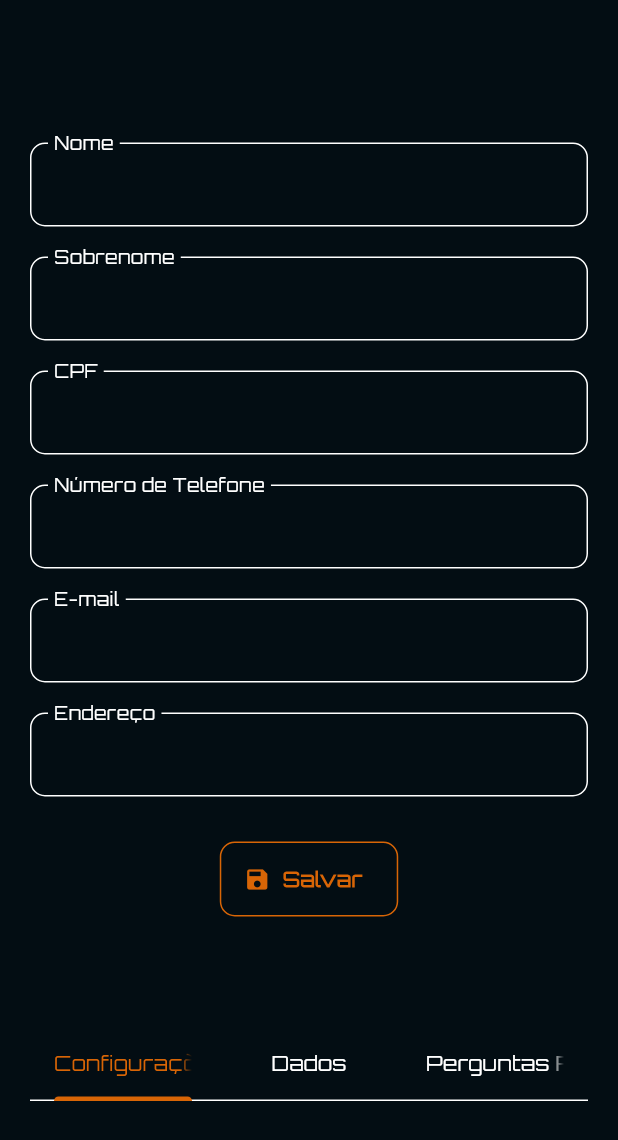
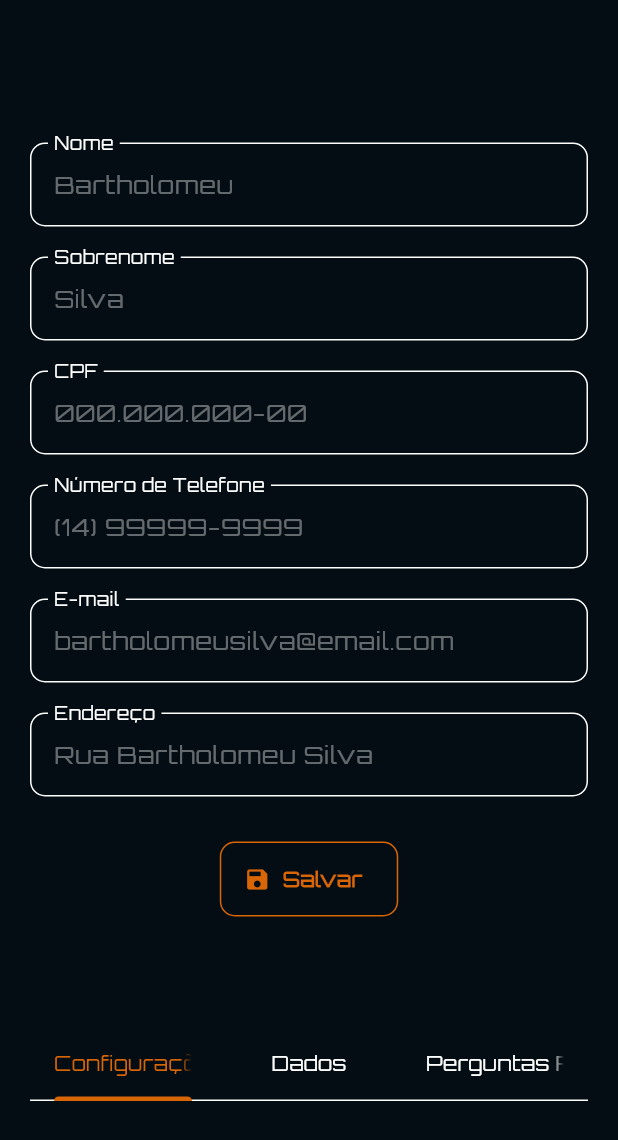
Before and after one commit to Ott-cop/elo-app, a Flutter app: the ProfilePage screen opened by its route, on a phone screen of 412 x 824 dp. Shown: the top 1140 px of the screen. Run offline on Flutter 3.47's test engine with Material 3 defaults, Android fonts, the phone set to English and light mode, and no system bars; our stand-ins replace delightful_toast; project files that could hold a hidden picture were left out.

Commit message:
Add changes

```diff
--- a/lib/home/appbar/add_device/add_device_button_model.dart
+++ b/lib/home/appbar/add_device/add_device_button_model.dart
@@ -21,8 +21,8 @@ class _AddDeviceButtonState extends State<AddDeviceButtonModel> {
             context, MaterialPageRoute(builder: (_) => const AddDevicePage()))
       },
       child: Container(
-        width: 150,
-        height: 150,
+        width: 120,
+        height: 120,
         decoration: BoxDecoration(
             borderRadius: BorderRadius.circular(10),
             border: Border.all(color: Global().primaryColor)),
--- a/lib/home/appbar/add_device/settings_category/settings_category_controller.dart
+++ b/lib/home/appbar/add_device/settings_category/settings_category_controller.dart
@@ -65,10 +65,7 @@ class SettingsCategoryController {
           Provider.of<CategoriesHomeProvider>(context, listen: false);
       var verify = categoryList.listCategory
           .indexWhere((category) => category.name == _name);
-      // debugPrint("${_categoryDelete!.name}, ${_categoryDelete!.id}");value
-      // var verify = categoryList.listCategory
-      // .indexWhere((c) => c.name == _categoryDelete);
-      debugPrint('Valor recebido: $verify');
+
       categoryList.remove(categoryList.listCategory.toList()[verify].id);
       toast(
         message: "Categoria deletada com sucesso!",
--- a/lib/profile/widgets/input_user_information.dart
+++ b/lib/profile/widgets/input_user_information.dart
@@ -3,15 +3,12 @@ import 'package:flutter/material.dart';
 
 class InputUserInformation extends StatefulWidget {
   final String information;
-  final TextEditingController controller;
+  final TextEditingController? controller;
 
   final String? value;
 
   const InputUserInformation(
-      {super.key,
-      required this.information,
-      this.value,
-      required this.controller});
+      {super.key, required this.information, this.value, this.controller});
 
   @override
   State<InputUserInformation> createState() => _InputUserInformationState();
@@ -28,6 +25,7 @@ class _InputUserInformationState extends State<InputUserInformation> {
         TextFormField(
           controller: widget.controller,
           initialValue: widget.value,
+          style: TextStyle(color: Theme.of(context).disabledColor),
           decoration: inputDecorationStyle(
               label: Text(widget.information),
               floatingLabel: FloatingLabelBehavior.always),
--- a/lib/profile/widgets/user_information.dart
+++ b/lib/profile/widgets/user_information.dart
@@ -20,31 +20,37 @@ class _UserInformationState extends State<UserInformation> {
   Widget build(BuildContext context) {
     return Column(
       children: [
-        InputUserInformation(
+        const InputUserInformation(
           information: "Nome",
-          controller: inputControllerName,
+          value: "Bartholomeu",
+          // controller: inputControllerName,
         ),
-        InputUserInformation(
+        const InputUserInformation(
           information: "Sobrenome",
-          controller: inputControllerLastname,
+          value: "Silva",
+          // controller: inputControllerLastname,
         ),
-        InputUserInformation(
+        const InputUserInformation(
           information: "CPF",
-          controller: inputControllerCPF,
+          value: "000.000.000-00",
+          // controller: inputControllerCPF,
         ),
-        InputUserInformation(
+        const InputUserInformation(
           information: "Número de Telefone",
-          controller: inputControllerPhone,
+          value: "(14) 99999-9999",
+          // controller: inputControllerPhone,
         ),
-        InputUserInformation(
+        const InputUserInformation(
           information: "E-mail",
-          controller: inputControllerEmail,
+          value: "bartholomeusilva@email.com",
+          // controller: inputControllerEmail,
         ),
-        InputUserInformation(
+        const InputUserInformation(
           information: "Endereço",
-          controller: inputControllerAddress,
+          value: "Rua Bartholomeu Silva",
+          // controller: inputControllerAddress,
         ),
-        SizedBox(
+        const SizedBox(
           height: 20,
         ),
         buttonDefault(
```
Also changed, not shown: lib/home/menu_home/item_home/item_home.dart (+6 -1 lines), lib/home/menu_home/menu_home.dart (+30 -1 lines), lib/repositories/categories_home_provider/categories_home_provider.dart (+6 -1 lines), lib/repositories/item_home_repositories/item_home_repositories.dart (+7 -0 lines).
